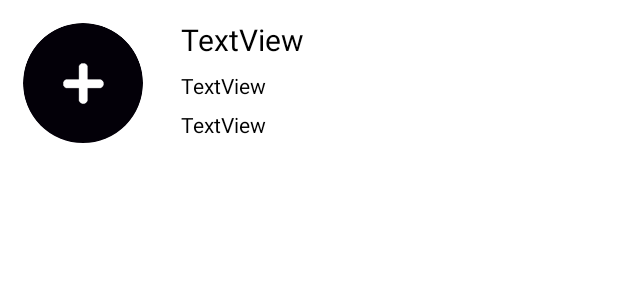
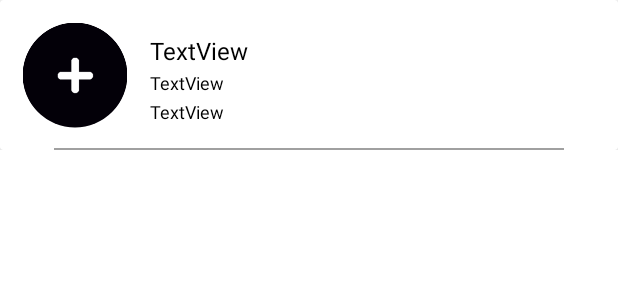
Before and after one commit to yeji63/MadCamp1, an Android app: the layout contact_recyclerview.xml on its own in the app's theme, with its tools: preview values and no code run, on a phone screen of 412 x 824 dp. Shown: the top 300 px of the screen. Run offline under Robolectric (Android 15) with nearby library versions, the light colour scheme and no system bars.

Commit message:
Contact 텍스트 크기 수정

```diff
--- /dev/null
+++ b/app/src/main/res/drawable/colorimage.xml
@@ -0,0 +1,10 @@
+<?xml version="1.0" encoding="utf-8"?>
+<layer-list xmlns:android="http://schemas.android.com/apk/res/android">
+    <item android:drawable="@android:color/black" />
+    <item>
+        <bitmap
+            android:src="@drawable/black"
+            android:tint="#a0a0a0"
+            android:gravity="center" />
+    </item>
+</layer-list>
--- a/app/src/main/res/layout/contact_recyclerview.xml
+++ b/app/src/main/res/layout/contact_recyclerview.xml
@@ -9,10 +9,6 @@
         android:id="@+id/cardView"
         android:layout_width="0dp"
         android:layout_height="100dp"
-        android:layout_marginLeft="5dp"
-        android:layout_marginTop="5dp"
-        android:layout_marginRight="5dp"
-        app:cardCornerRadius="10dp"
         app:layout_constraintLeft_toLeftOf="parent"
         app:layout_constraintRight_toRightOf="parent"
         app:layout_constraintTop_toTopOf="parent">
@@ -26,8 +22,8 @@
                 android:layout_width="100dp"
                 android:layout_height="100dp"
                 android:layout_marginTop="0dp"
-                android:scaleX="0.8"
-                android:scaleY="0.8"
+                android:scaleX="0.7"
+                android:scaleY="0.7"
                 android:src="@drawable/addphoto"
                 app:layout_constraintEnd_toEndOf="parent"
                 app:layout_constraintStart_toStartOf="parent"
@@ -40,18 +36,17 @@
                 android:layout_marginStart="0dp"
                 android:layout_marginLeft="0dp"
                 android:layout_toEndOf="@+id/imageView2"
-                android:layout_toRightOf="@+id/imageView2"
-                android:layout_marginRight="5dp"
-                android:layout_marginBottom="5dp">
+                android:layout_toRightOf="@+id/imageView2">
 
                 <TextView
                     android:id="@+id/name"
                     android:layout_width="wrap_content"
                     android:layout_height="wrap_content"
-                    android:layout_marginStart="15dp"
-                    android:layout_marginLeft="15dp"
+                    android:layout_marginStart="0dp"
+                    android:layout_marginLeft="0dp"
+                    android:layout_marginTop="20dp"
                     android:text="TextView"
-                    android:textSize="20sp"
+                    android:textSize="16sp"
                     app:layout_constraintBottom_toTopOf="@id/number"
                     app:layout_constraintStart_toStartOf="parent"
                     app:layout_constraintTop_toTopOf="parent" />
@@ -60,20 +55,22 @@
                     android:id="@+id/number"
                     android:layout_width="wrap_content"
                     android:layout_height="wrap_content"
-                    android:layout_marginStart="15dp"
-                    android:layout_marginLeft="15dp"
+                    android:layout_marginStart="0dp"
+                    android:layout_marginLeft="0dp"
+                    android:textSize="12sp"
                     android:text="TextView"
                     app:layout_constraintBottom_toTopOf="@+id/email"
                     app:layout_constraintStart_toStartOf="parent"
-                    app:layout_constraintTop_toBottomOf="@+id/name"
-                    app:layout_constraintVertical_chainStyle="spread" />
+                    app:layout_constraintTop_toBottomOf="@+id/name"/>
 
                 <TextView
                     android:id="@+id/email"
                     android:layout_width="wrap_content"
                     android:layout_height="wrap_content"
-                    android:layout_marginStart="15dp"
-                    android:layout_marginLeft="15dp"
+                    android:layout_marginStart="0dp"
+                    android:layout_marginLeft="0dp"
+                    android:layout_marginBottom="15dp"
+                    android:textSize="12sp"
                     android:text="TextView"
                     app:layout_constraintBottom_toBottomOf="parent"
                     app:layout_constraintStart_toStartOf="parent"
@@ -82,6 +79,15 @@
 
             </androidx.constraintlayout.widget.ConstraintLayout>
 
+            <ImageView
+                android:id="@+id/imageView5"
+                android:layout_width="340dp"
+                android:layout_height="1dp"
+                android:layout_centerHorizontal="true"
+                android:layout_alignParentBottom="true"
+                android:scaleType="fitXY"
+                app:srcCompat="@drawable/colorimage" />
+
         </RelativeLayout>
     </androidx.cardview.widget.CardView>
 </androidx.constraintlayout.widget.ConstraintLayout>
```
